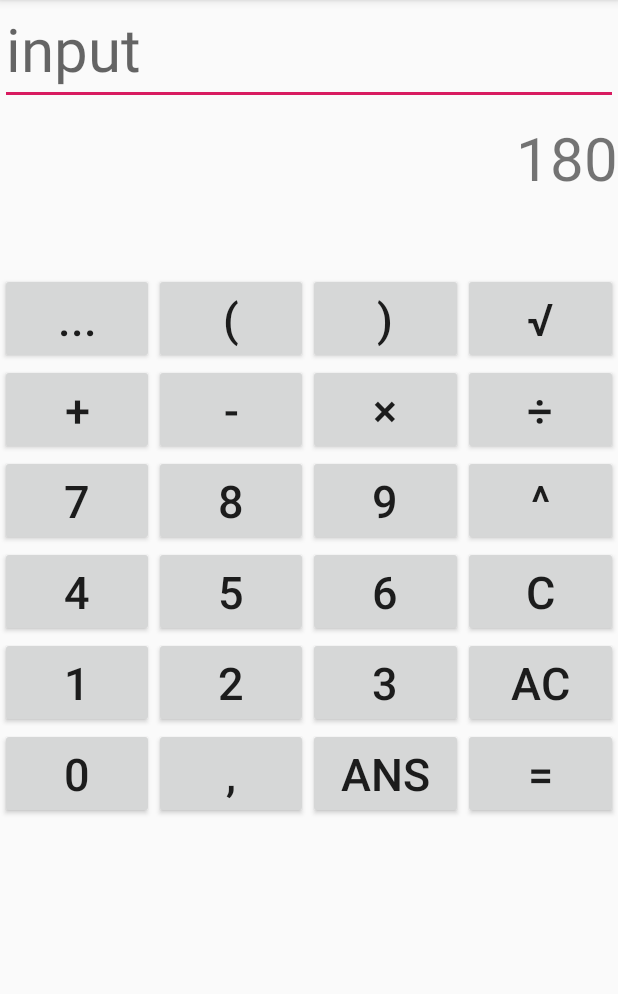
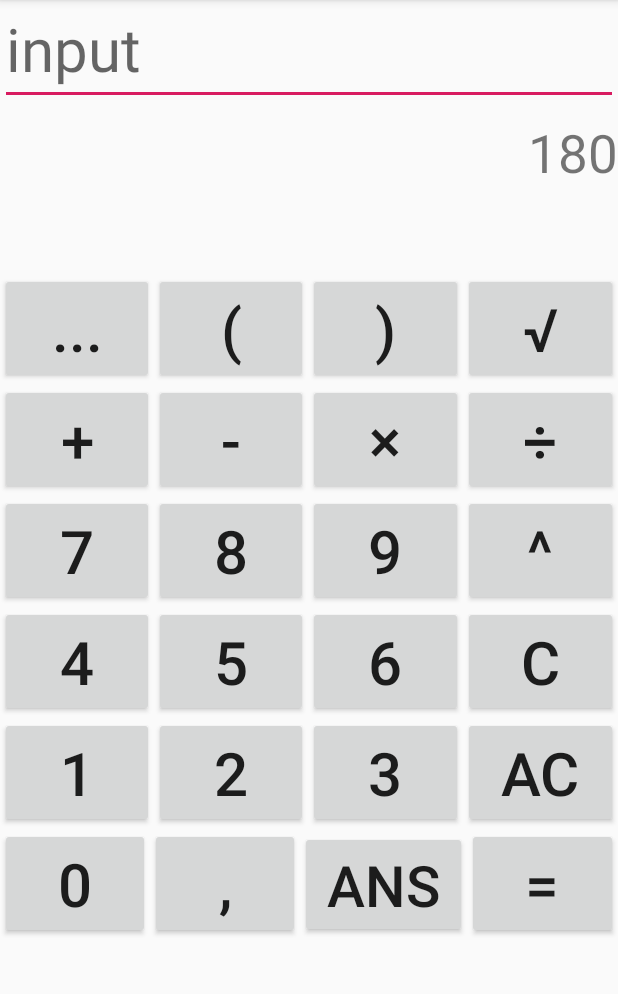
Before and after one commit to laptrinhdidongthu5nhom15/App_Calculator, an Android app: the screen it shows after launch (MainActivity), on a phone screen of 412 x 824 dp, the part 84-1078 px from its top. Run offline under Robolectric (Android 15) with nearby library versions, the phone set to English and light mode, and no system bars.

Commit message:
Merge branch 'master' of D:\BT_LTDD\Calculator with conflicts.

```diff
--- a/app/src/main/res/layout/activity_main.xml
+++ b/app/src/main/res/layout/activity_main.xml
@@ -36,7 +36,7 @@
             android:layout_alignParentRight="true"
             android:layout_marginTop="8sp"
             android:text="180"
-            android:textSize="40sp"
+            android:textSize="35sp"
             android:gravity="right"/>
     </RelativeLayout>
 
@@ -56,7 +56,7 @@
             android:layout_width="wrap_content"
             android:layout_height="wrap_content"
             android:text="..."
-            android:textSize="30sp"
+            android:textSize="40sp"
             android:layout_weight="1"/>
 
         <Button
@@ -64,7 +64,7 @@
             android:layout_width="wrap_content"
             android:layout_height="wrap_content"
             android:text="("
-            android:textSize="30sp"
+            android:textSize="40sp"
             android:layout_weight="1"/>
 
         <Button
@@ -72,7 +72,7 @@
             android:layout_width="wrap_content"
             android:layout_height="wrap_content"
             android:text=")"
-            android:textSize="30sp"
+            android:textSize="40sp"
             android:layout_weight="1"/>
 
         <Button
@@ -80,7 +80,7 @@
             android:layout_width="wrap_content"
             android:layout_height="wrap_content"
             android:text="√"
-            android:textSize="30sp"
+            android:textSize="40sp"
             android:layout_weight="1"/>
     </LinearLayout>
 
@@ -100,7 +100,7 @@
             android:layout_width="wrap_content"
             android:layout_height="wrap_content"
             android:text="+"
-            android:textSize="30sp"
+            android:textSize="40sp"
             android:layout_weight="1"/>
 
         <Button
@@ -108,7 +108,7 @@
             android:layout_width="wrap_content"
             android:layout_height="wrap_content"
             android:text="-"
-            android:textSize="30sp"
+            android:textSize="40sp"
             android:layout_weight="1"/>
 
         <Button
@@ -116,7 +116,7 @@
             android:layout_width="wrap_content"
             android:layout_height="wrap_content"
             android:text="×"
-            android:textSize="30sp"
+            android:textSize="40sp"
             android:layout_weight="1"/>
 
         <Button
@@ -124,7 +124,7 @@
             android:layout_width="wrap_content"
             android:layout_height="wrap_content"
             android:text="÷"
-            android:textSize="30sp"
+            android:textSize="40sp"
             android:layout_weight="1"/>
     </LinearLayout>
 
@@ -144,7 +144,7 @@
             android:layout_width="wrap_content"
             android:layout_height="wrap_content"
             android:text="7"
-            android:textSize="30sp"
+            android:textSize="40sp"
             android:layout_weight="1"/>
 
         <Button
@@ -152,7 +152,7 @@
             android:layout_width="wrap_content"
             android:layout_height="wrap_content"
             android:text="8"
-            android:textSize="30sp"
+            android:textSize="40sp"
             android:layout_weight="1"/>
 
         <Button
@@ -160,7 +160,7 @@
             android:layout_width="wrap_content"
             android:layout_height="wrap_content"
             android:text="9"
-            android:textSize="30sp"
+            android:textSize="40sp"
             android:layout_weight="1"/>
 
         <Button
@@ -168,7 +168,7 @@
             android:layout_width="wrap_content"
             android:layout_height="wrap_content"
             android:text="^"
-            android:textSize="30sp"
+            android:textSize="40sp"
             android:layout_weight="1"/>
     </LinearLayout>
 
@@ -188,7 +188,7 @@
             android:layout_width="wrap_content"
             android:layout_height="wrap_content"
             android:text="4"
-            android:textSize="30sp"
+            android:textSize="40sp"
             android:layout_weight="1"/>
 
         <Button
@@ -196,7 +196,7 @@
             android:layout_width="wrap_content"
             android:layout_height="wrap_content"
             android:text="5"
-            android:textSize="30sp"
+            android:textSize="40sp"
             android:layout_weight="1"/>
 
         <Button
@@ -204,7 +204,7 @@
             android:layout_width="wrap_content"
             android:layout_height="wrap_content"
             android:text="6"
-            android:textSize="30sp"
+            android:textSize="40sp"
             android:layout_weight="1"/>
 
         <Button
@@ -212,7 +212,7 @@
             android:layout_width="wrap_content"
             android:layout_height="wrap_content"
             android:text="C"
-            android:textSize="30sp"
+            android:textSize="40sp"
             android:layout_weight="1"/>
     </LinearLayout>
 
@@ -232,7 +232,7 @@
             android:layout_width="wrap_content"
             android:layout_height="wrap_content"
             android:text="1"
-            android:textSize="30sp"
+            android:textSize="40sp"
             android:layout_weight="1"/>
 
         <Button
@@ -240,7 +240,7 @@
             android:layout_width="wrap_content"
             android:layout_height="wrap_content"
             android:text="2"
-            android:textSize="30sp"
+            android:textSize="40sp"
             android:layout_weight="1"/>
 
         <Button
@@ -248,7 +248,7 @@
             android:layout_width="wrap_content"
             android:layout_height="wrap_content"
             android:text="3"
-            android:textSize="30sp"
+            android:textSize="40sp"
             android:layout_weight="1"/>
 
         <Button
@@ -256,7 +256,7 @@
             android:layout_width="wrap_content"
             android:layout_height="wrap_content"
             android:text="AC"
-            android:textSize="30sp"
+            android:textSize="40sp"
             android:layout_weight="1"/>
     </LinearLayout>
 
@@ -276,7 +276,7 @@
             android:layout_width="wrap_content"
             android:layout_height="wrap_content"
             android:text="0"
-            android:textSize="30sp"
+            android:textSize="40sp"
             android:layout_weight="1"/>
 
         <Button
@@ -284,15 +284,15 @@
             android:layout_width="wrap_content"
             android:layout_height="wrap_content"
             android:text=","
-            android:textSize="30sp"
+            android:textSize="40sp"
             android:layout_weight="1"/>
 
         <Button
             android:id="@+id/btn_luuketqua"
             android:layout_width="wrap_content"
             android:layout_height="wrap_content"
-            android:text="Ans"
-            android:textSize="30sp"
+            android:text="ans"
+            android:textSize="38sp"
             android:layout_weight="1"/>
 
         <Button
@@ -301,7 +301,7 @@
             android:layout_height="wrap_content"
             android:layout_weight="1"
             android:text="="
-            android:textSize="30sp" />
+            android:textSize="40sp" />
     </LinearLayout>
 
 </android.support.constraint.ConstraintLayout>
```
